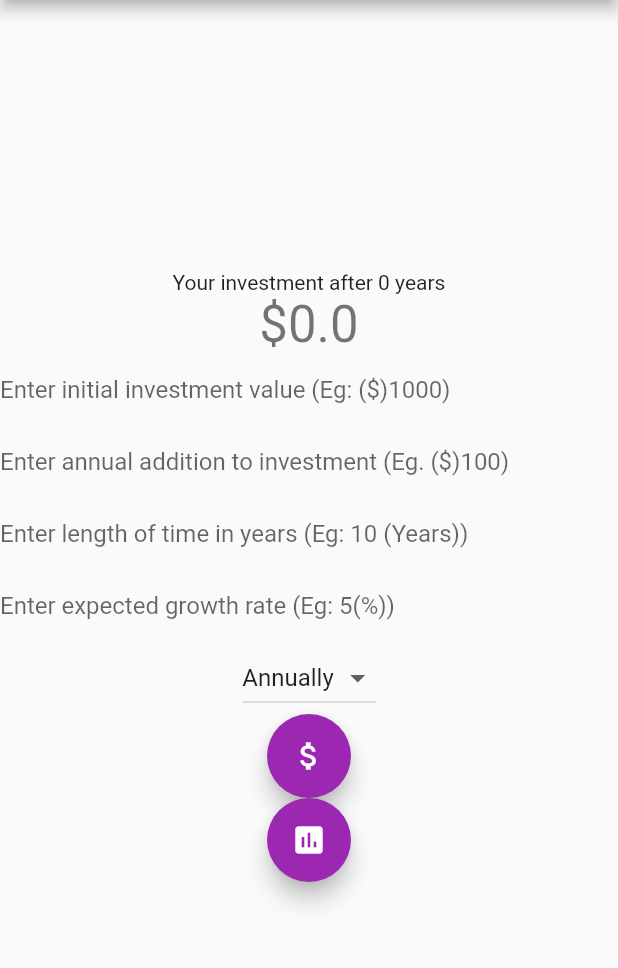
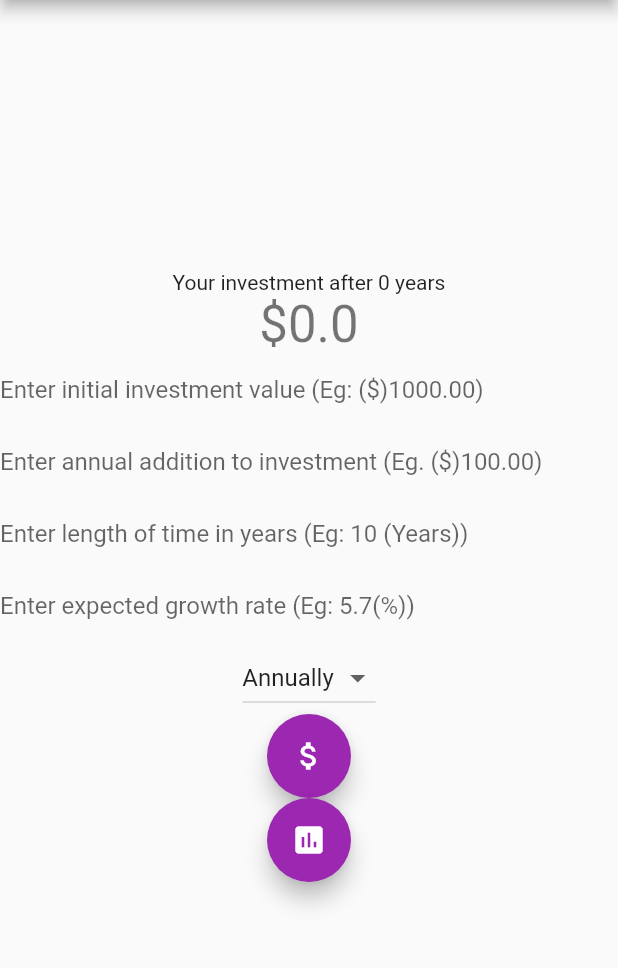
Before and after one commit to thoopchuk26/Interest_Calculator, a Flutter app: the screen it shows after launch, on a phone screen of 412 x 824 dp, the part 84-1052 px from its top. Run offline on Flutter 3.47's test engine with Material 2 defaults, Android fonts, the phone set to English and light mode, and no system bars; our stand-ins replace charts_flutter.

Commit message:
Add files via upload

```diff
--- a/lib/home_page.dart
+++ b/lib/home_page.dart
@@ -1,29 +1,18 @@
 import 'package:flutter/material.dart';
+import 'package:flutter/services.dart';
 import 'package:interest_calculator/graph.dart';
 import 'calculator.dart';
+import 'package:charts_flutter/flutter.dart' as charts;
 
 class MyHomePage extends StatefulWidget {
   MyHomePage({Key key}) : super(key: key);
-
-  // This widget is the home page of your application. It is stateful, meaning
-  // that it has a State object (defined below) that contains fields that affect
-  // how it looks.
-
-  // This class is the configuration for the state. It holds the values (in this
-  // case the title) provided by the parent (in this case the App widget) and
-  // used by the build method of the State. Fields in a Widget subclass are
-  // always marked "final".
 
   @override
   _MyHomePageState createState() => _MyHomePageState();
 }
 
 class _MyHomePageState extends State<MyHomePage> {
-  String initialInv,
-      growthRate,
-      lengthofTime = '0',
-      _dropDownValue = 'Annually',
-      annualAddition;
+  String initialInv, growthRate, lengthofTime = '0', _dropDownValue = 'Annually', annualAddition;
   double finalValue = 0;
 
   void interestOutput() {
@@ -39,6 +28,7 @@ class _MyHomePageState extends State<MyHomePage> {
 
   @override
   Widget build(BuildContext context) {
+
     return Scaffold(
       appBar: AppBar(
         title: Text("Compounding Interest Calculator"),
@@ -60,30 +50,30 @@ class _MyHomePageState extends State<MyHomePage> {
                   initialInv = text;
                 },
                 keyboardType: TextInputType.number,
-                inputFormatters: <TextInputFormatter>[
-                  FilteringTextInputFormatter.digitsOnly
+                inputFormatters: [
+                  new BlacklistingTextInputFormatter(new RegExp('[\\,|\\-]')),
                 ],
                 decoration: InputDecoration(
                     border: InputBorder.none,
-                    hintText: 'Enter initial investment value (Eg: (\$)1000)')),
+                    hintText: 'Enter initial investment value (Eg: (\$)1000.00)')),
             TextField(
                 onChanged: (text) {
                   annualAddition = text;
                 },
                 keyboardType: TextInputType.number,
-                inputFormatters: <TextInputFormatter>[
-                  FilteringTextInputFormatter.digitsOnly
+                inputFormatters: [
+                  new BlacklistingTextInputFormatter(new RegExp('[\\,|\\-]')),
                 ],
                 decoration: InputDecoration(
                     border: InputBorder.none,
-                    hintText: 'Enter annual addition to investment (Eg. (\$)100)')),
+                    hintText: 'Enter annual addition to investment (Eg. (\$)100.00)')),
             TextField(
                 onChanged: (text) {
                   lengthofTime = text;
                 },
                 keyboardType: TextInputType.number,
-                inputFormatters: <TextInputFormatter>[
-                  FilteringTextInputFormatter.digitsOnly
+                inputFormatters: [
+                  new BlacklistingTextInputFormatter(new RegExp('[\\,|\\-]')),
                 ],
                 decoration: InputDecoration(
                     border: InputBorder.none,
@@ -93,12 +83,12 @@ class _MyHomePageState extends State<MyHomePage> {
                   growthRate = text;
                 },
                 keyboardType: TextInputType.number,
-                inputFormatters: <TextInputFormatter>[
-                  FilteringTextInputFormatter.digitsOnly
+                inputFormatters: [
+                  new BlacklistingTextInputFormatter(new RegExp('[\\,|\\-]')),
                 ],
                 decoration: InputDecoration(
                     border: InputBorder.none,
-                    hintText: 'Enter expected growth rate (Eg: 5(%))')),
+                    hintText: 'Enter expected growth rate (Eg: 5.7(%))')),
             DropdownButton<String>(
                 value: _dropDownValue,
                 items: <String>[
@@ -126,7 +116,7 @@ class _MyHomePageState extends State<MyHomePage> {
             ),
             FloatingActionButton(
               heroTag: 'graphBtn',
-              onPressed: () => Navigator.push(context, MaterialPageRoute(builder: (context) => graph_display())),
+              onPressed: () => Navigator.push(context, MaterialPageRoute(builder: (context) => graph_display('0', 0, Colors.red))),
               tooltip: 'Graph Button',
               child: Icon(Icons.assessment),
             ),
```
Also changed, not shown: lib/calculator.dart (+6 -1 lines), lib/graph.dart (+32 -5 lines).
